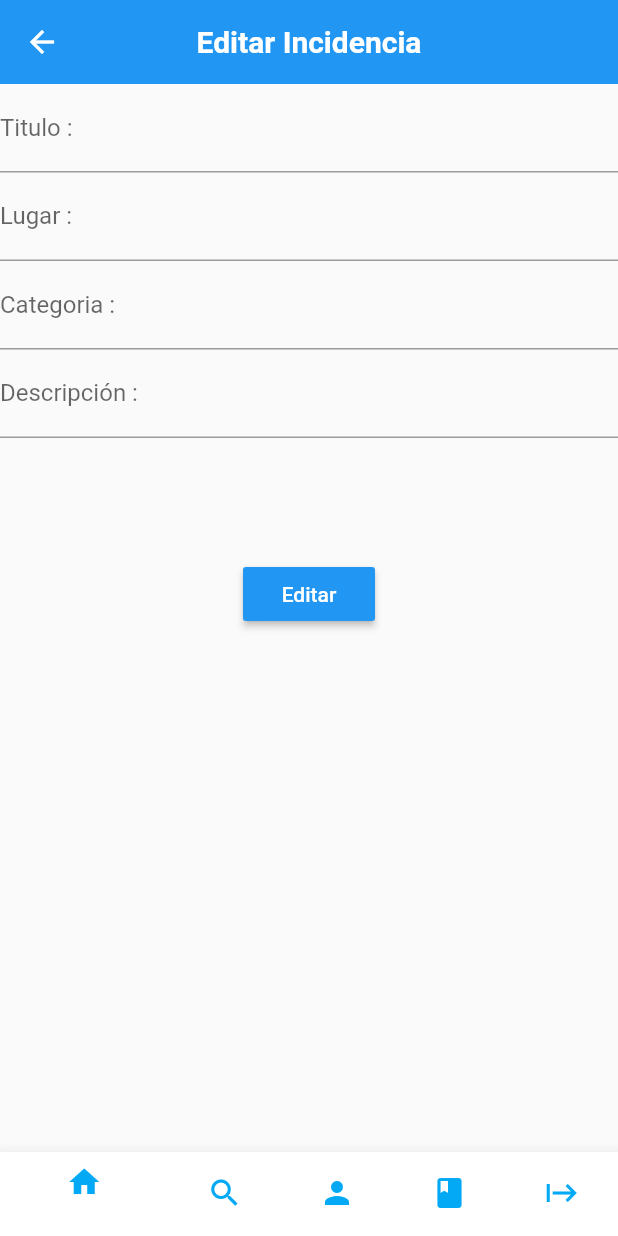
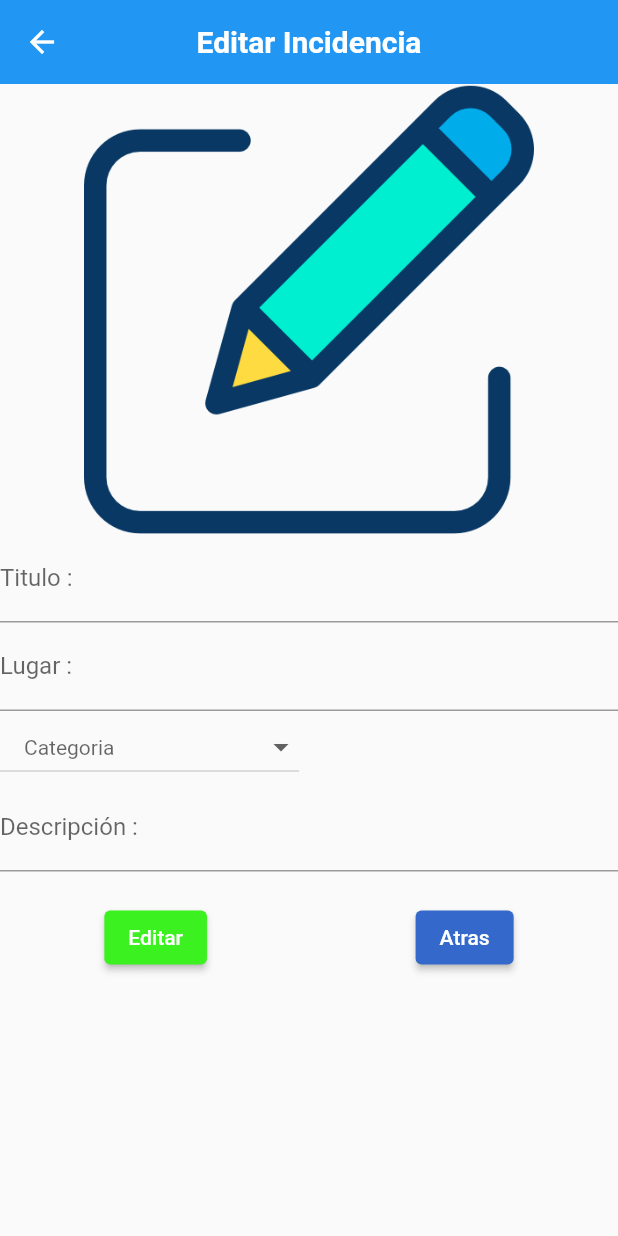
Before and after one commit to JuanJoseTJ29/TallerMovil, a Flutter app: the incidence_edit screen opened directly, after a tap on "Editar", on a phone screen of 412 x 824 dp. Run offline on Flutter 3.47's test engine with Material 2 defaults, Android fonts, the phone set to English and light mode, and no system bars; drawn by our look-alikes of dropdown_button2; our stand-ins replace image_picker, shared_preferences; missing offline and left inert: dialog_flowtter; accounts and stored records are empty; project files that could hold a hidden picture were left out.

Commit message:
mejorado interfaz editar incidencia

```diff
--- a/lib/incidents/ui/screens/edit_incidents.dart
+++ b/lib/incidents/ui/screens/edit_incidents.dart
@@ -6,6 +6,17 @@ import '../../../users/ui/screens/profile_user.dart';
 
 import '../../../Encuesta.dart';
 import 'registerinci.dart';
+import 'dart:convert';
+import 'dart:io';
+import 'package:flutter/material.dart';
+import 'list_incidents.dart';
+import 'edit_incidents.dart';
+import 'package:flutter/rendering.dart';
+import 'package:shared_preferences/shared_preferences.dart';
+import 'package:image_picker/image_picker.dart';
+
+//import 'package:dropdown_formfield/dropdown_formfield.dart';
+import 'package:dropdown_button2/dropdown_button2.dart';
 
 class incidence_edit extends StatefulWidget {
   const incidence_edit({Key? key}) : super(key: key);
@@ -25,6 +36,14 @@ class _incidenceState extends State<incidence_edit> {
     registerinci(),
     Encuesta()
   ];
+  final List<String> items = [
+    'Objetos perdidos',
+    'Artefactos malogrados',
+    'Servicios Basicos',
+    'Administrativo',
+    'Laboratorio',
+  ];
+  String? selectedValue;
 
   //Metodo para dar una evento
   void onTapTapped(int index) {
@@ -49,9 +68,11 @@ class _incidenceState extends State<incidence_edit> {
             ),
           ),
         ),
-        body: Column(
+        body: SingleChildScrollView(
+            child: Column(
               key: _formKey,
               children: <Widget>[
+                Image.asset('assets/images/editar.jpg', height: 300),
                 TextFormField(
                   decoration: InputDecoration(labelText: 'Titulo : '),
                   validator: (value) {
@@ -68,13 +89,37 @@ class _incidenceState extends State<incidence_edit> {
                     }
                   },
                 ),
-            TextFormField(
-              decoration: InputDecoration(labelText: 'Categoria : '),
-              validator: (value) {
-                if (value!.isEmpty) {
-                  return 'Ingrese la categoria';
-                }
+                Container(
+                  alignment: Alignment.topLeft,
+                  child: DropdownButton2(
+                    hint: Text(
+                      'Categoria',
+                      style: TextStyle(
+                        fontSize: 14,
+                        color: Theme.of(context).hintColor,
+                      ),
+                    ),
+                    items: items
+                        .map((item) => DropdownMenuItem<String>(
+                              value: item,
+                              child: Text(
+                                item,
+                                style: const TextStyle(
+                                  fontSize: 14,
+                                ),
+                              ),
+                            ))
+                        .toList(),
+                    value: selectedValue,
+                    onChanged: (value) {
+                      setState(() {
+                        selectedValue = value as String;
+                      });
                     },
+
+                    //itemPadding: const EdgeInsets.only(left: 16, right: 16),
+                    //buttonPadding: const EdgeInsets.only(left: 5, right: 10),
+                  ),
                 ),
                 TextFormField(
                   decoration: InputDecoration(labelText: 'Descripción : '),
@@ -85,47 +130,64 @@ class _incidenceState extends State<incidence_edit> {
                   },
                 ),
                 Padding(
-              padding:
-                  const EdgeInsets.symmetric(vertical: 80, horizontal: 120),
-              child: RaisedButton(
+                  padding: EdgeInsets.all(10.0),
+                ),
+                Row(
+                  mainAxisAlignment: MainAxisAlignment.spaceAround,
+                  crossAxisAlignment: CrossAxisAlignment.center,
+                  children: [
+                    ElevatedButton(
+                      child: Text(
+                        'Editar',
+                      ),
+                      style: ElevatedButton.styleFrom(
+                        primary: Color.fromARGB(255, 59, 241, 31),
+                      ),
                       onPressed: () {
-                  if (_formKey.currentState!.validate()) {
-                    Scaffold.of(context).showSnackBar(
-                        SnackBar(content: Text('Accesando al sistema')));
-                  }
+                        Navigator.push(
+                          context,
+                          MaterialPageRoute(builder: (context) => incidence_edit()),
+                        );
                       },
-                child: Text('Editar'),
-                color: Colors.blue,
-                textColor: Colors.white,
                     ),
+                    ElevatedButton(
+                      child: Text(
+                        'Atras',
+                      ),
+                      style: ElevatedButton.styleFrom(
+                          primary: Color.fromARGB(255, 52, 105, 203)),
+                      onPressed: () {},
                     ),
                   ],
                 ),
-        bottomNavigationBar: Theme(
-          data: Theme.of(context)
-              .copyWith(canvasColor: Colors.white, primaryColor: Colors.purple),
-          child: BottomNavigationBar(
-              //Se activa la funcion
-              onTap: onTapTapped,
-              currentIndex: indexTap,
-              items: [
-                BottomNavigationBarItem(
-                    icon: Icon(Icons.home, color: Colors.lightBlue),
-                    label: "Home"),
-                BottomNavigationBarItem(
-                    icon: Icon(Icons.search, color: Colors.lightBlue),
-                    label: "Buscar"),
-                BottomNavigationBarItem(
-                  icon: Icon(Icons.person, color: Colors.lightBlue),
-                  label: "Perfil",
+              ],
             ),
-                BottomNavigationBarItem(
-                    icon: Icon(Icons.book, color: Colors.lightBlue),
-                    label: "Registrar incidencia"),
-                BottomNavigationBarItem(
-                    icon: Icon(Icons.start, color: Colors.lightBlue),
-                    label: "Formulario")
-              ]),
-        ));
+            // bottomNavigationBar: Theme(
+            //   data: Theme.of(context).copyWith(
+            //       canvasColor: Colors.white, primaryColor: Colors.purple),
+            //   child: BottomNavigationBar(
+            //       //Se activa la funcion
+            //       onTap: onTapTapped,
+            //       currentIndex: indexTap,
+            //       items: [
+            //         BottomNavigationBarItem(
+            //             icon: Icon(Icons.home, color: Colors.lightBlue),
+            //             label: "Home"),
+            //         BottomNavigationBarItem(
+            //             icon: Icon(Icons.search, color: Colors.lightBlue),
+            //             label: "Buscar"),
+            //         BottomNavigationBarItem(
+            //           icon: Icon(Icons.person, color: Colors.lightBlue),
+            //           label: "Perfil",
+            //         ),
+            //         BottomNavigationBarItem(
+            //             icon: Icon(Icons.book, color: Colors.lightBlue),
+            //             label: "Registrar incidencia"),
+            //         BottomNavigationBarItem(
+            //             icon: Icon(Icons.start, color: Colors.lightBlue),
+            //             label: "Formulario")
+            //       ]),
+            )
+    );
   }
 }
--- a/pubspec.yaml
+++ b/pubspec.yaml
@@ -93,6 +93,7 @@ flutter:
     - assets/images/microscopio.jpg
     - assets/images/perfilperfil.jpg
     - assets/images/profeBR.jpg
+    - assets/images/editar.jpg
     - assets/images/celperdido.jpg
     - assets/dialog_flow_auth.json
   # An image asset can refer to one or more resolution-specific "variants", see
```
Also changed, not shown: assets/images/editar.jpg (added). Lines whose indentation alone changed are shown as unchanged.
